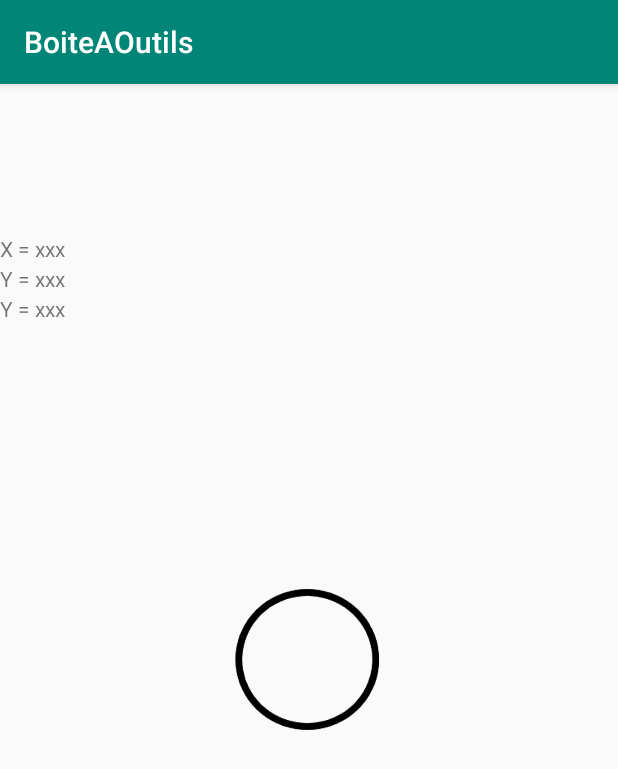
After one commit to Guizboule/BoiteAOutils, an Android app: the fragment NiveauFragment shown on its own in the app's theme, on a phone screen of 412 x 824 dp. The commit adds this screen. Shown: the top 769 px of the screen. Run offline under Robolectric (Android 15) with nearby library versions, the phone set to English and light mode, and no system bars; 1 statement that could not run was skipped.

Commit message:
Ajout du niveau

```diff
--- a/app/src/main/java/com/example/boiteaoutils/MainActivity.java
+++ b/app/src/main/java/com/example/boiteaoutils/MainActivity.java
@@ -45,7 +45,8 @@ public class MainActivity extends AppCompatActivity {
         // menu should be considered as top level destinations.
         mAppBarConfiguration = new AppBarConfiguration.Builder(
                 R.id.nav_home, R.id.nav_gallery, R.id.nav_slideshow,
-                R.id.nav_tools, R.id.nav_share, R.id.nav_send, R.id.nav_boussole)
+                R.id.nav_tools, R.id.nav_share, R.id.nav_send,
+                R.id.nav_boussole, R.id.nav_lampe, R.id.nav_niveau)
                 .setDrawerLayout(drawer)
                 .build();
         NavController navController = Navigation.findNavController(this, R.id.nav_host_fragment);
--- a/app/src/main/java/com/example/boiteaoutils/ui/boussole/fragment_boussole.java
+++ b/app/src/main/java/com/example/boiteaoutils/ui/boussole/BoussoleFragment.java
@@ -20,7 +20,7 @@ import com.example.boiteaoutils.R;
 /**
  * A simple {@link Fragment} subclass.
  */
-public class fragment_boussole extends Fragment {
+public class BoussoleFragment extends Fragment {
 
     private static final String TAG = "Hello";
 
@@ -29,7 +29,7 @@ public class fragment_boussole extends Fragment {
     private float currentAzimuth;
     private PointsCardinauxFormat pointsCardinauxFormat;
 
-    public fragment_boussole() {
+    public BoussoleFragment() {
         // Required empty public constructor
     }
 
--- a/app/src/main/java/com/example/boiteaoutils/ui/lampe/fragment_lampe.java
+++ b/app/src/main/java/com/example/boiteaoutils/ui/lampe/LampeFragment.java
@@ -21,14 +21,14 @@ import com.example.boiteaoutils.R;
 /**
  * A simple {@link Fragment} subclass.
  */
-public class fragment_lampe extends Fragment {
+public class LampeFragment extends Fragment {
 
     Camera camera = null;
     Switch sw;
     boolean isFlashOn = false;
 
 
-    public fragment_lampe() {
+    public LampeFragment() {
         // Required empty public constructor
     }
 
--- /dev/null
+++ b/app/src/main/java/com/example/boiteaoutils/ui/niveau/NiveauFragment.java
@@ -0,0 +1,144 @@
+package com.example.boiteaoutils.ui.niveau;
+
+
+import android.hardware.Sensor;
+import android.hardware.SensorEvent;
+import android.hardware.SensorEventListener;
+import android.hardware.SensorManager;
+import android.os.Bundle;
+
+import androidx.fragment.app.Fragment;
+
+import android.text.TextPaint;
+import android.util.Log;
+import android.view.LayoutInflater;
+import android.view.View;
+import android.view.ViewGroup;
+import android.view.animation.Animation;
+import android.view.animation.Animation.AnimationListener;
+import android.view.animation.TranslateAnimation;
+import android.widget.ImageView;
+import android.widget.TextView;
+import android.widget.Toast;
+
+import com.example.boiteaoutils.R;
+
+import static android.content.Context.SENSOR_SERVICE;
+import static android.util.Half.EPSILON;
+
+/**
+ * A simple {@link Fragment} subclass.
+ */
+public class NiveauFragment extends Fragment {
+
+    private static final String TAG = "Niveau";
+    private static final float AXE_X_ORIGINE = 270;
+    private static final float AXE_Y_ORIGINE = 535;
+
+    private SensorManager mSensorManager;
+    private Sensor gyroscopeSensor;
+    private SensorEventListener gyroscopeEventListener;
+
+    private AnimationListener myAnimationListener;
+
+    private Sensor gsensor; //gyro sensor
+    private Sensor msensor;// magnetic sensor
+    private float[] mGravity = new float[3];
+    private float[] mGeomagnetic = new float[3];
+
+    // Create a constant to convert nanoseconds to seconds.
+    private static final float NS2S = 1.0f / 1000000000.0f;
+    private final float[] deltaRotationVector = new float[4];
+    private float timestamp;
+
+
+    public NiveauFragment() {
+        // Required empty public constructor
+    }
+
+
+    @Override
+    public View onCreateView(LayoutInflater inflater, ViewGroup container,
+                             Bundle savedInstanceState) {
+
+        View view = (View) inflater.inflate(R.layout.fragment_niveau, container, false);
+
+        mSensorManager = (SensorManager) getActivity().getSystemService(SENSOR_SERVICE);
+        gyroscopeSensor = mSensorManager.getDefaultSensor(Sensor.TYPE_GYROSCOPE);
+        gsensor = mSensorManager.getDefaultSensor(Sensor.TYPE_ACCELEROMETER);
+        msensor = mSensorManager.getDefaultSensor(Sensor.TYPE_MAGNETIC_FIELD);
+
+
+
+        if (gyroscopeSensor == null){
+            Toast.makeText(getContext(), "The device has no gyroscope", Toast.LENGTH_SHORT).show();
+            getActivity().finish();
+        }
+
+        gyroscopeEventListener = new SensorEventListener() {
+            @Override
+            public void onSensorChanged(SensorEvent event) {
+
+
+                if (event.sensor.getType() == Sensor.TYPE_ACCELEROMETER) {
+
+                    float axisX = event.values[0];
+                    float axisY = event.values[1];
+                    float axisZ = event.values[2];
+
+                    Log.d(TAG, "Gyroscope X = " + axisX);
+                    Log.d(TAG, "Gyroscope Y = " + axisY);
+                    Log.d(TAG, "Gyroscope Z = " + axisZ);
+
+
+                    TextView textX2 = (TextView) getView().findViewById(R.id.textX2) ;
+                    textX2.setText("ACCELEROMETER X = " + (float)Math.round(axisX * 100) / 100);
+                    TextView textY2 = (TextView) getView().findViewById(R.id.textY2) ;
+                    textY2.setText("ACCELEROMETER Y = " + (float)Math.round(axisY * 100) / 100);
+                    TextView textZ2 = (TextView) getView().findViewById(R.id.textZ2) ;
+                    textZ2.setText("ACCELEROMETER Z = " + (float)Math.round(axisZ * 100) / 100);
+
+
+                    ImageView imageNiveau = (ImageView) getView().findViewById(R.id.imageNiveau);
+
+                    float density = getContext().getResources().getDisplayMetrics().density;
+
+                    float xInDp = AXE_X_ORIGINE + (float)Math.round(axisX * 100) / density;
+                    float yInDp = AXE_Y_ORIGINE - (float)Math.round(axisY * 100) / density;
+
+                    imageNiveau.setX(xInDp);
+                    imageNiveau.setY(yInDp);
+
+                }
+
+
+            }
+
+            @Override
+            public void onAccuracyChanged(Sensor sensor, int accuracy) {
+
+
+            }
+        };
+
+        // Inflate the layout for this fragment
+        return view;
+    }
+
+    @Override
+    public void onResume() {
+        super.onResume();
+        Log.v(TAG, "onResume" );
+        mSensorManager.registerListener(gyroscopeEventListener, gyroscopeSensor, SensorManager.SENSOR_DELAY_NORMAL);
+
+        mSensorManager.registerListener(gyroscopeEventListener,gsensor,SensorManager.SENSOR_DELAY_NORMAL);
+        mSensorManager.registerListener(gyroscopeEventListener,msensor,SensorManager.SENSOR_DELAY_NORMAL);
+    }
+
+    @Override
+    public void onPause() {
+        super.onPause();
+        Log.v(TAG, "onPause" );
+        mSensorManager.unregisterListener(gyroscopeEventListener);
+    }
+}
--- a/app/src/main/res/layout/fragment_boussole.xml
+++ b/app/src/main/res/layout/fragment_boussole.xml
@@ -8,7 +8,7 @@
     android:paddingLeft="16dp"
     android:paddingRight="16dp"
     android:paddingTop="16dp"
-    tools:context=".ui.boussole.fragment_boussole">
+    tools:context=".ui.boussole.BoussoleFragment">
 
     <ImageView
         android:id="@+id/imageBoussole"
--- a/app/src/main/res/layout/fragment_lampe.xml
+++ b/app/src/main/res/layout/fragment_lampe.xml
@@ -4,7 +4,7 @@
     xmlns:tools="http://schemas.android.com/tools"
     android:layout_width="match_parent"
     android:layout_height="match_parent"
-    tools:context=".ui.lampe.fragment_lampe">
+    tools:context=".ui.lampe.LampeFragment">
 
     <Switch
         android:id="@+id/switchLampe"
--- /dev/null
+++ b/app/src/main/res/layout/fragment_niveau.xml
@@ -0,0 +1,43 @@
+<?xml version="1.0" encoding="utf-8"?>
+<RelativeLayout xmlns:android="http://schemas.android.com/apk/res/android"
+    xmlns:app="http://schemas.android.com/apk/res-auto"
+    xmlns:tools="http://schemas.android.com/tools"
+    android:layout_width="match_parent"
+    android:layout_height="match_parent"
+    tools:context=".ui.niveau.NiveauFragment">
+
+    <TextView
+        android:id="@+id/textZ2"
+        android:layout_width="wrap_content"
+        android:layout_height="wrap_content"
+        android:layout_marginTop="140dp"
+        android:text="Y = xxx" />
+
+    <TextView
+        android:id="@+id/textX2"
+        android:layout_width="wrap_content"
+        android:layout_height="wrap_content"
+        android:layout_marginTop="100dp"
+        android:text="X = xxx" />
+
+    <TextView
+        android:id="@+id/textY2"
+        android:layout_width="wrap_content"
+        android:layout_height="wrap_content"
+        android:layout_marginTop="120dp"
+        android:text="Y = xxx" />
+
+    <ImageView
+        android:id="@+id/imageNiveau"
+        android:layout_width="99dp"
+        android:layout_height="103dp"
+        android:layout_centerInParent="true"
+        android:src="@drawable/rond_noir" />
+
+    <ImageView
+        android:id="@+id/imageNiveau2"
+        android:layout_width="99dp"
+        android:layout_height="103dp"
+        android:layout_centerInParent="true"
+        android:src="@drawable/rond_noir" />
+</RelativeLayout>
--- a/app/src/main/res/menu/activity_main_drawer.xml
+++ b/app/src/main/res/menu/activity_main_drawer.xml
@@ -28,6 +28,10 @@
             android:id="@+id/nav_lampe"
             android:icon="@drawable/lampe_icon"
             android:title="@string/menu_lampe" />
+        <item
+            android:id="@+id/nav_niveau"
+            android:icon="@drawable/ic_menu_manage"
+            android:title="@string/menu_niveau" />
     </group>
 
     <item android:title="Communicate">
--- a/app/src/main/res/values/strings.xml
+++ b/app/src/main/res/values/strings.xml
@@ -32,4 +32,7 @@
     <string name="on_off">On/Off</string>
     <string name="off">Off</string>
     <string name="on">On</string>
+
+    <string name="menu_niveau">Niveau</string>
+    <string name="fragment_niveau">Je suis le fragment niveau</string>
 </resources>
```
Also changed, not shown: app/src/main/java/com/example/boiteaoutils/ui/boussole/Boussole.java (+6 -6 lines), app/src/main/res/navigation/mobile_navigation.xml (+7 -2 lines), app/src/main/res/drawable/rond_noir.png (added).
